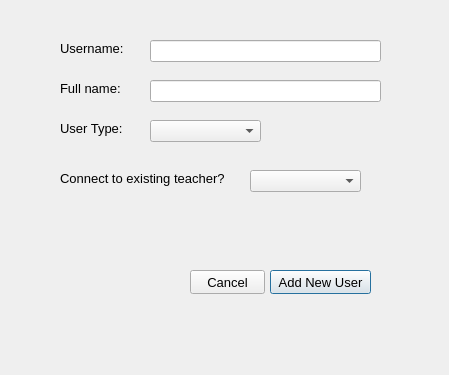
thenewcoder/school-administration-system, file edituserdialog.ui: the form before one commit.
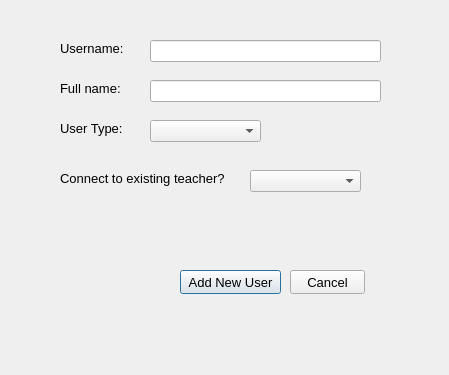
The form after the commit.

Patch:
```diff
--- a/edituserdialog.ui
+++ b/edituserdialog.ui
@@ -90,7 +90,7 @@
   <widget class="QPushButton" name="btnAddUpdateUser">
    <property name="geometry">
     <rect>
-     <x>270</x>
+     <x>180</x>
      <y>270</y>
      <width>101</width>
      <height>24</height>
@@ -103,7 +103,7 @@
   <widget class="QPushButton" name="btnCancel">
    <property name="geometry">
     <rect>
-     <x>190</x>
+     <x>290</x>
      <y>270</y>
      <width>75</width>
      <height>24</height>
```
Left out of the diff: 8 changed lines with no effect on the pictures.
